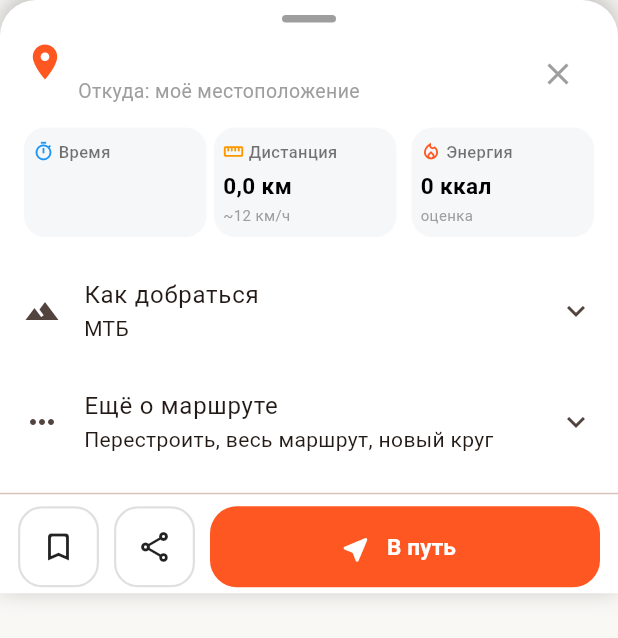
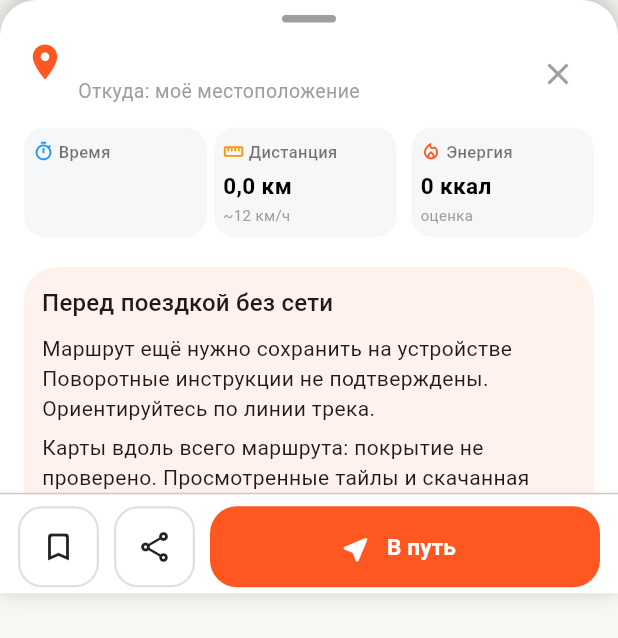
Before and after one commit to Vananinys/PylsePath, a Flutter app: the RouteDetailsBottomSheet widget shown alone on an empty page, opened directly with empty values, on a phone screen of 412 x 824 dp. Shown: the top 638 px of the screen. Run offline on Flutter 3.47's test engine with Material 3 defaults, Android fonts, the light colour scheme and no system bars; our stand-ins replace audioplayers, cached_network_image, firebase_core, firebase_messaging, flutter_compass, flutter_local_notifications and 10 more; missing offline and left inert: flutter_map_tile_caching, record; accounts and stored records are empty; network calls fail; statements that could not run were skipped.

Commit message:
Audit cycling navigation and add honest pre-ride offline readiness

```diff
--- a/lib/main.dart
+++ b/lib/main.dart
@@ -1937,6 +1937,7 @@ class _PulsePathMapScreenState extends _MapScreenStateBase
                       finishPoint: _navigationController.finishPoint,
                       selectedActivity: _navigationController.selectedActivity,
                       activityTypes: ActivityType.values,
+                      hasOfflineInstructions: _navigationController.routeSteps.isNotEmpty,
                       routeDistanceKm: _navigationController.routeDistanceKm,
                       routeDurationMin: _navigationController.routeDurationMin,
                       elevationGainMeters:
--- a/lib/widgets/route_details_bottom_sheet.dart
+++ b/lib/widgets/route_details_bottom_sheet.dart
@@ -4,8 +4,11 @@ import 'package:url_launcher/url_launcher.dart';
 
 import '../models/activity_type.dart';
 import '../models/surface_info.dart';
+import 'route_offline_readiness.dart';
+import '../screens/offline_maps_screen.dart';
 
 class RouteDetailsBottomSheet extends StatelessWidget {
+  final bool hasOfflineInstructions;
   final DraggableScrollableController? sheetController;
   final Widget? gearAdvisor;
   final Widget? waypointEditor;
@@ -41,6 +44,7 @@ class RouteDetailsBottomSheet extends StatelessWidget {
   final int Function() calculateCalories;
 
   const RouteDetailsBottomSheet({
+    this.hasOfflineInstructions = false,
     super.key,
     this.sheetController,
     this.gearAdvisor,
@@ -403,6 +407,19 @@ class RouteDetailsBottomSheet extends StatelessWidget {
                               ),
                             ),
                           ),
+                        if (hasRoute)
+                          RouteOfflineReadiness(
+                            saved: isBookmarked,
+                            hasGeometry: hasRoute,
+                            hasInstructions: hasOfflineInstructions,
+                            onSave: onToggleBookmark,
+                            onOpenMaps: () => Navigator.push(context,
+                              MaterialPageRoute(builder: (_) => OfflineMapsScreen(
+                                currentLocation: finishPoint == null ? null : LatLngWithLabel(
+                                  latitude: finishPoint!.latitude, longitude: finishPoint!.longitude,
+                                  label: 'Финиш маршрута · область вокруг точки, не весь путь'),
+                              ))),
+                          ),
                         ExpansionTile(
                           key: const PageStorageKey('route-activity'),
                           tilePadding: EdgeInsets.zero,
--- /dev/null
+++ b/lib/widgets/route_offline_readiness.dart
@@ -0,0 +1,65 @@
+import 'package:flutter/material.dart';
+
+/// Saving geometry and downloading map coverage are independent guarantees.
+class RouteOfflineReadiness extends StatelessWidget {
+  const RouteOfflineReadiness({
+    super.key,
+    required this.saved,
+    required this.hasGeometry,
+    required this.hasInstructions,
+    required this.onSave,
+    required this.onOpenMaps,
+  });
+  final bool saved, hasGeometry, hasInstructions;
+  final VoidCallback onSave, onOpenMaps;
+  @override
+  Widget build(BuildContext context) => Card(
+    margin: const EdgeInsets.symmetric(vertical: 8),
+    child: Padding(
+      padding: const EdgeInsets.all(12),
+      child: Column(
+        crossAxisAlignment: CrossAxisAlignment.start,
+        children: [
+          Text(
+            'Перед поездкой без сети',
+            style: Theme.of(context).textTheme.titleMedium,
+          ),
+          const SizedBox(height: 8),
+          Text(
+            saved && hasGeometry
+                ? '✓ Маршрут сохранён на устройстве'
+                : 'Маршрут ещё нужно сохранить на устройстве',
+          ),
+          Text(
+            hasGeometry && hasInstructions
+                ? 'Инструкции по текущему пути доступны; для офлайн-поездки сохраните маршрут.'
+                : 'Поворотные инструкции не подтверждены. Ориентируйтесь по линии трека.',
+          ),
+          const SizedBox(height: 6),
+          const Text(
+            'Карты вдоль всего маршрута: покрытие не проверено. Просмотренные тайлы и скачанная область не гарантируют карту на всём пути.',
+          ),
+          const Text(
+            'Пересчёт по дорогам требует интернета. Без сети сохраняйте текущий трек и возвращайтесь к его линии.',
+          ),
+          Wrap(
+            spacing: 8,
+            children: [
+              if (!saved && hasGeometry)
+                TextButton.icon(
+                  onPressed: onSave,
+                  icon: const Icon(Icons.bookmark_add_outlined),
+                  label: const Text('Сохранить маршрут'),
+                ),
+              TextButton.icon(
+                onPressed: onOpenMaps,
+                icon: const Icon(Icons.download_for_offline_outlined),
+                label: const Text('Офлайн-карты'),
+              ),
+            ],
+          ),
+        ],
+      ),
+    ),
+  );
+}
```
Also changed, not shown: 3 other files.
